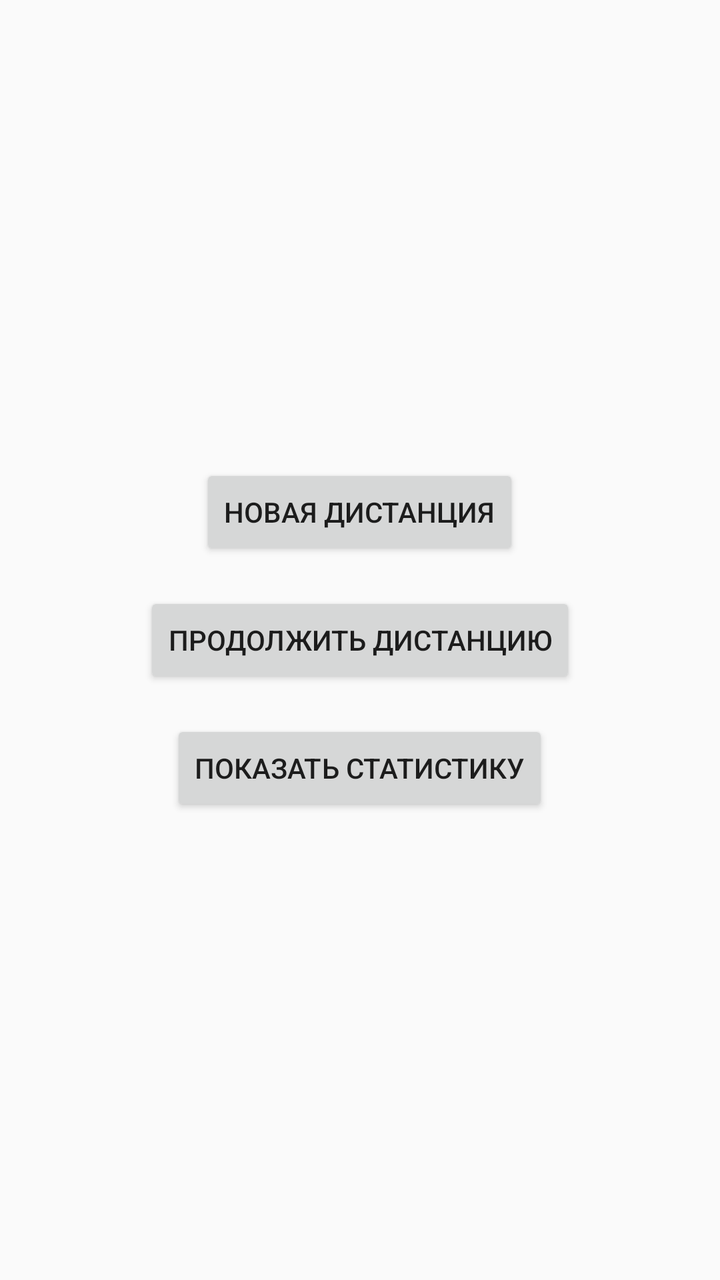
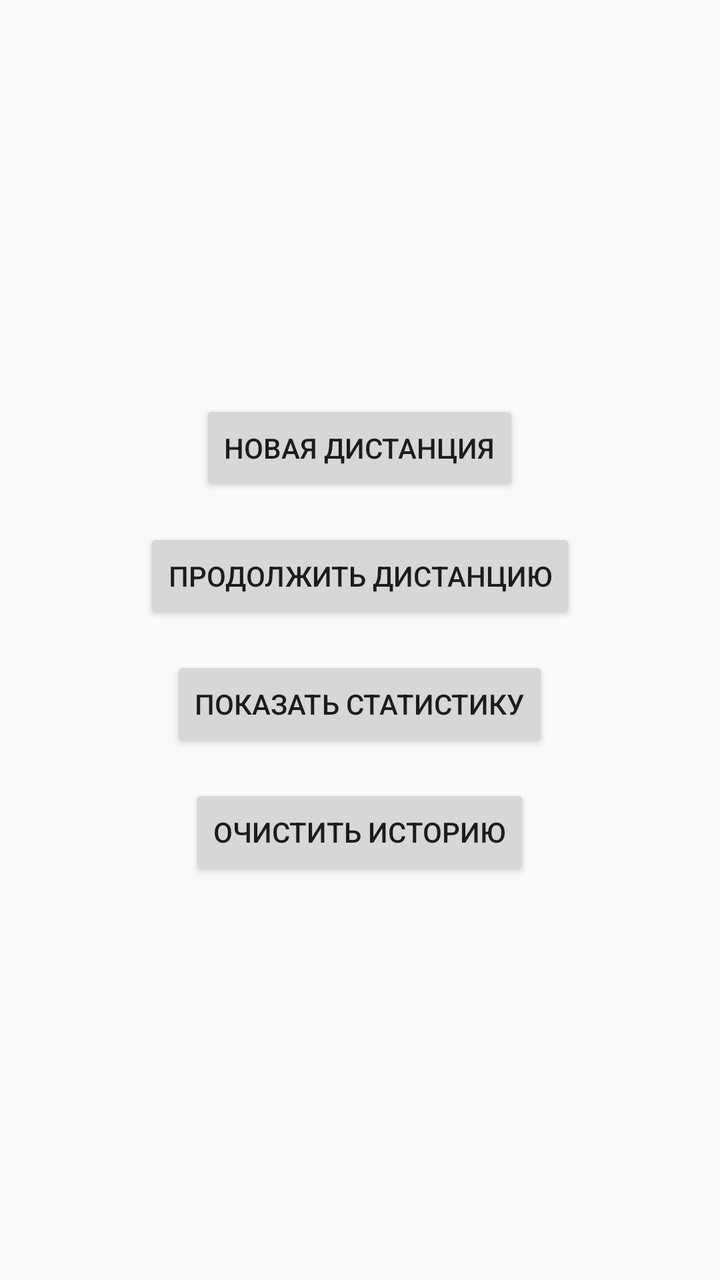

Compare the two renders of this Android layout. The source of the first and the diff that turns it into the second are given below.
<!-- AndroidManifest.xml: application theme Theme.ArcheryHelper -->
<!-- res/layout/activity_main_menu.xml -->
<?xml version="1.0" encoding="utf-8"?>
<LinearLayout xmlns:android="http://schemas.android.com/apk/res/android"
    xmlns:tools="http://schemas.android.com/tools"
    android:layout_width="match_parent"
    android:layout_height="match_parent"
    android:orientation="vertical"
    android:layout_gravity="center"
    android:gravity="center"
    tools:context=".activities.MainMenuActivity">

    <Button
        android:id="@+id/btnNewDistance"
        android:layout_width="wrap_content"
        android:layout_height="wrap_content"
        android:text="Новая дистанция"
        android:layout_marginBottom="16dp" />

    <Button
        android:id="@+id/btnContinueDistance"
        android:layout_width="wrap_content"
        android:layout_height="wrap_content"
        android:text="Продолжить дистанцию"
        android:layout_marginBottom="16dp" />

    <Button
        android:id="@+id/btnShowDistances"
        android:layout_width="wrap_content"
        android:layout_height="wrap_content"
        android:text="Показать статистику" />

</LinearLayout>
<!-- resources referenced by this layout -->
<resources>
  <style name="Theme.ArcheryHelper" parent="Theme.AppCompat.Light.NoActionBar" />
</resources>

<!-- the commit's change to res/layout/activity_main_menu.xml (unified diff, before → after) -->
@@ -26,6 +26,13 @@
         android:id="@+id/btnShowDistances"
         android:layout_width="wrap_content"
         android:layout_height="wrap_content"
-        android:text="Показать статистику" />
+        android:text="Показать статистику"
+        android:layout_marginBottom="16dp" />
+
+    <Button
+        android:id="@+id/btnClear"
+        android:layout_width="wrap_content"
+        android:layout_height="wrap_content"
+        android:text="Очистить историю" />
 
 </LinearLayout>
